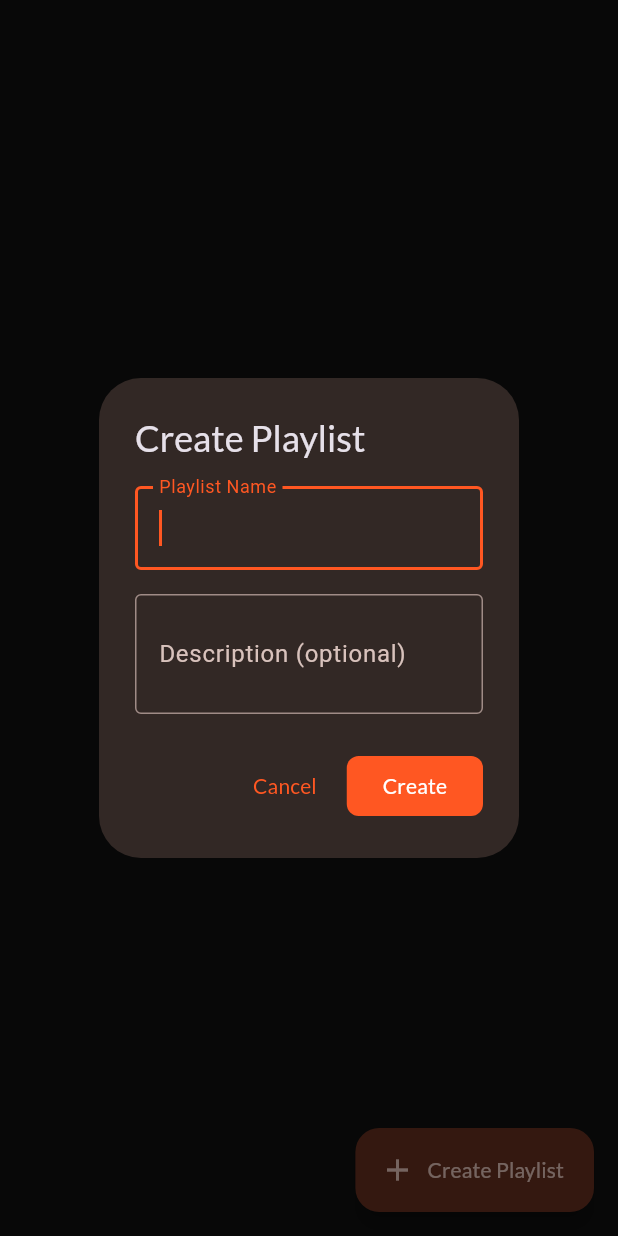
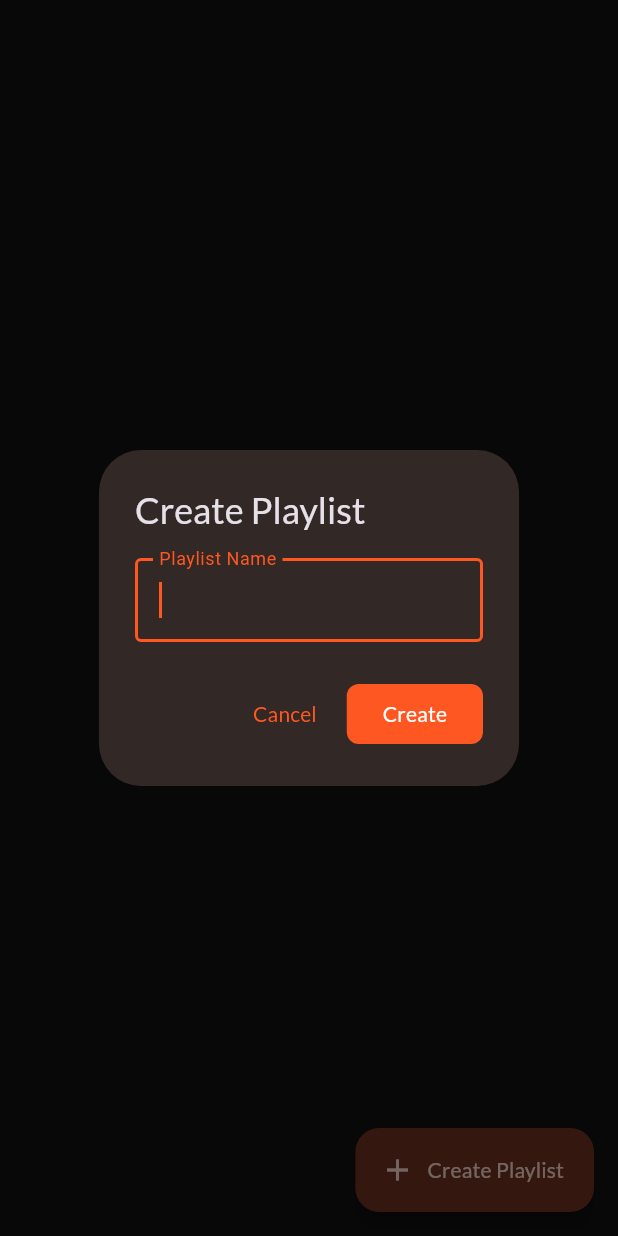
Before and after one commit to MrBlankCoding/music_app, a Flutter app: the PlaylistsScreen screen opened directly, after a tap on "Create Playlist", on a phone screen of 412 x 824 dp. Run offline on Flutter 3.47's test engine with Material 3 defaults, Android fonts, the phone set to English and light mode, and no system bars; drawn by our look-alikes of oktoast; our stand-ins replace cached_network_image, flutter_dotenv, flutter_local_notifications, google_fonts, just_audio, just_audio_background and 1 more.

Commit message:
Remove description field from playlist

```diff
--- a/lib/models/playlist.dart
+++ b/lib/models/playlist.dart
@@ -1,7 +1,6 @@
 class Playlist {
   final String id;
   final String name;
-  final String? description;
   final DateTime createdAt;
   final List<Map<String, dynamic>>
   songs; // Store complete song objects with metadata
@@ -9,7 +8,6 @@ class Playlist {
   Playlist({
     required this.id,
     required this.name,
-    this.description,
     required this.createdAt,
     required this.songs,
   });
@@ -40,7 +38,6 @@ class Playlist {
     return Playlist(
       id: json['id'] as String,
       name: json['name'] as String,
-      description: json['description'] as String?,
       createdAt: DateTime.parse(json['createdAt'] as String),
       songs: songsList,
     );
@@ -50,7 +47,6 @@ class Playlist {
     return {
       'id': id,
       'name': name,
-      'description': description,
       'createdAt': createdAt.toIso8601String(),
       'songs': songs.map((song) {
         // Ensure DateTime objects are serialized as strings
@@ -67,14 +63,12 @@ class Playlist {
   Playlist copyWith({
     String? id,
     String? name,
-    String? description,
     DateTime? createdAt,
     List<Map<String, dynamic>>? songs,
   }) {
     return Playlist(
       id: id ?? this.id,
       name: name ?? this.name,
-      description: description ?? this.description,
       createdAt: createdAt ?? this.createdAt,
       songs: songs ?? this.songs,
     );
--- a/lib/providers/playlist_provider.dart
+++ b/lib/providers/playlist_provider.dart
@@ -28,11 +28,10 @@ class PlaylistProvider with ChangeNotifier {
     }
   }
 
-  Future<Playlist?> createPlaylist(String name, {String? description}) async {
+  Future<Playlist?> createPlaylist(String name) async {
     try {
       final playlist = await _playlistService.createPlaylist(
         name,
-        description: description,
       );
       // Mutate local state instead of reloading from disk
       _playlists.add(playlist);
--- a/lib/screens/playlist_detail_screen.dart
+++ b/lib/screens/playlist_detail_screen.dart
@@ -261,17 +261,6 @@ class _PlaylistDetailScreenState extends State<PlaylistDetailScreen> {
               child: _buildPlaylistArtwork(context, playlist, libraryProvider),
             ),
           ),
-          if (playlist.description != null) ...[
-            const SizedBox(height: 12),
-            Padding(
-              padding: const EdgeInsets.symmetric(horizontal: 16.0),
-              child: Text(
-                playlist.description!,
-                style: Theme.of(context).textTheme.bodyLarge,
-                textAlign: TextAlign.center,
-              ),
-            ),
-          ],
           const SizedBox(height: 8),
           Expanded(
             child: songs.isEmpty
--- a/lib/screens/playlists_screen.dart
+++ b/lib/screens/playlists_screen.dart
@@ -321,17 +321,6 @@ class _PlaylistInfo extends StatelessWidget {
           maxLines: 1,
           overflow: TextOverflow.ellipsis,
         ),
-        if (playlist.description != null) ...[
-          const SizedBox(height: 4),
-          Text(
-            playlist.description!,
-            style: Theme.of(context).textTheme.bodyMedium?.copyWith(
-              color: Theme.of(context).colorScheme.onSurfaceVariant,
-            ),
-            maxLines: 2,
-            overflow: TextOverflow.ellipsis,
-          ),
-        ],
         const SizedBox(height: 8),
         Row(
           children: [
--- a/lib/services/playlist_service.dart
+++ b/lib/services/playlist_service.dart
@@ -49,13 +49,12 @@ class PlaylistService {
     return List.from(_playlists);
   }
 
-  Future<Playlist> createPlaylist(String name, {String? description}) async {
+  Future<Playlist> createPlaylist(String name) async {
     if (_playlistsFile == null) await initialize();
 
     final playlist = Playlist(
       id: DateTime.now().millisecondsSinceEpoch.toString(),
       name: name,
-      description: description,
       createdAt: DateTime.now(),
       songs: [],
     );
--- a/lib/widgets/playlist_dialogs.dart
+++ b/lib/widgets/playlist_dialogs.dart
@@ -9,7 +9,6 @@ class PlaylistDialogs {
     {Map<String, dynamic>? initialSong}
   ) async {
     final nameController = TextEditingController();
-    final descriptionController = TextEditingController();
     final playlistProvider = context.read<PlaylistProvider>();
 
     final result = await showDialog<bool>(
@@ -26,15 +25,6 @@ class PlaylistDialogs {
                 border: OutlineInputBorder(),
               ),
               autofocus: true,
-            ),
-            const SizedBox(height: 16),
-            TextField(
-              controller: descriptionController,
-              decoration: const InputDecoration(
-                labelText: 'Description (optional)',
-                border: OutlineInputBorder(),
-              ),
-              maxLines: 2,
             ),
           ],
         ),
@@ -55,9 +45,6 @@ class PlaylistDialogs {
       try {
         final playlist = await playlistProvider.createPlaylist(
           nameController.text,
-          description: descriptionController.text.isEmpty
-              ? null
-              : descriptionController.text,
         );
         if (context.mounted && playlist != null && initialSong != null) {
           await playlistProvider.addSongToPlaylist(playlist.id, initialSong);
@@ -176,9 +163,6 @@ class PlaylistDialogs {
     Playlist playlist,
   ) async {
     final nameController = TextEditingController(text: playlist.name);
-    final descriptionController = TextEditingController(
-      text: playlist.description ?? '',
-    );
 
     final result = await showDialog<bool>(
       context: context,
@@ -193,15 +177,6 @@ class PlaylistDialogs {
                 labelText: 'Playlist Name',
                 border: OutlineInputBorder(),
               ),
-            ),
-            const SizedBox(height: 16),
-            TextField(
-              controller: descriptionController,
-              decoration: const InputDecoration(
-                labelText: 'Description (optional)',
-                border: OutlineInputBorder(),
-              ),
-              maxLines: 2,
             ),
           ],
         ),
@@ -221,9 +196,6 @@ class PlaylistDialogs {
     if (result == true && nameController.text.isNotEmpty && context.mounted) {
       final updatedPlaylist = playlist.copyWith(
         name: nameController.text,
-        description: descriptionController.text.isEmpty
-            ? null
-            : descriptionController.text,
       );
       await context.read<PlaylistProvider>().updatePlaylist(updatedPlaylist);
 
@@ -238,7 +210,6 @@ class PlaylistDialogs {
     }
 
     nameController.dispose();
-    descriptionController.dispose();
   }
 
   static Future<bool> showDeletePlaylistConfirmationDialog(
```
